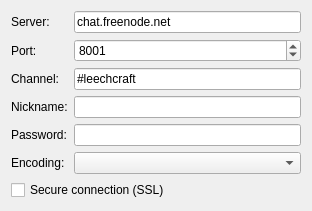
Old version of the form src/plugins/azoth/plugins/acetamide/ircjoingroupchat.ui in the repository 0xd34df00d/leechcraft.
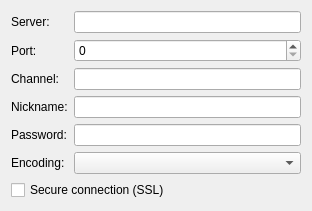
New version of the form.

The edit to the form file:
```diff
--- a/src/plugins/azoth/plugins/acetamide/ircjoingroupchat.ui
+++ b/src/plugins/azoth/plugins/acetamide/ircjoingroupchat.ui
@@ -29,7 +29,7 @@
      <item row="0" column="1">
       <widget class="QLineEdit" name="Server_">
        <property name="text">
-        <string>chat.freenode.net</string>
+        <string/>
        </property>
       </widget>
      </item>
@@ -46,7 +46,7 @@
         <number>65535</number>
        </property>
        <property name="value">
-        <number>8001</number>
+        <number>0</number>
        </property>
       </widget>
      </item>
@@ -60,7 +60,7 @@
      <item row="2" column="1">
       <widget class="QLineEdit" name="Channel_">
        <property name="text">
-        <string>#leechcraft</string>
+        <string/>
        </property>
       </widget>
      </item>
```
